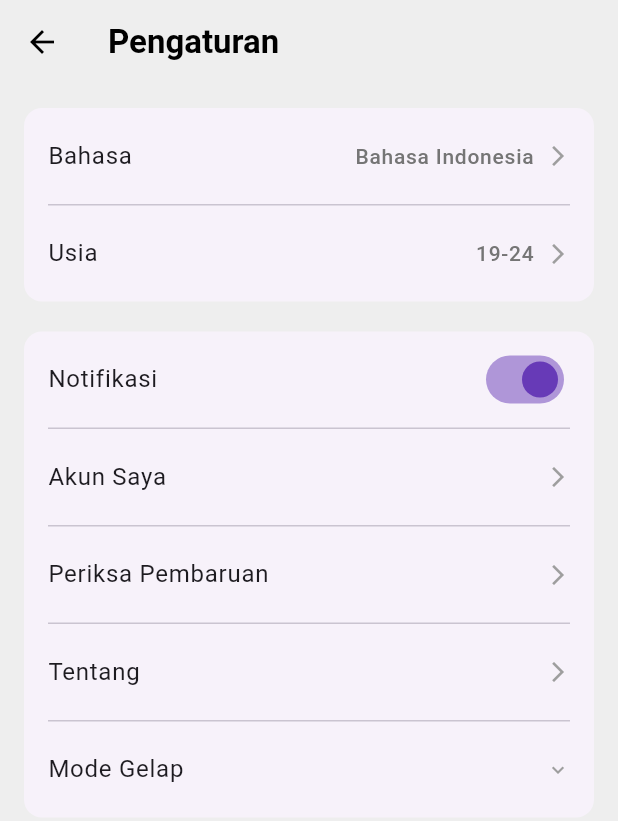
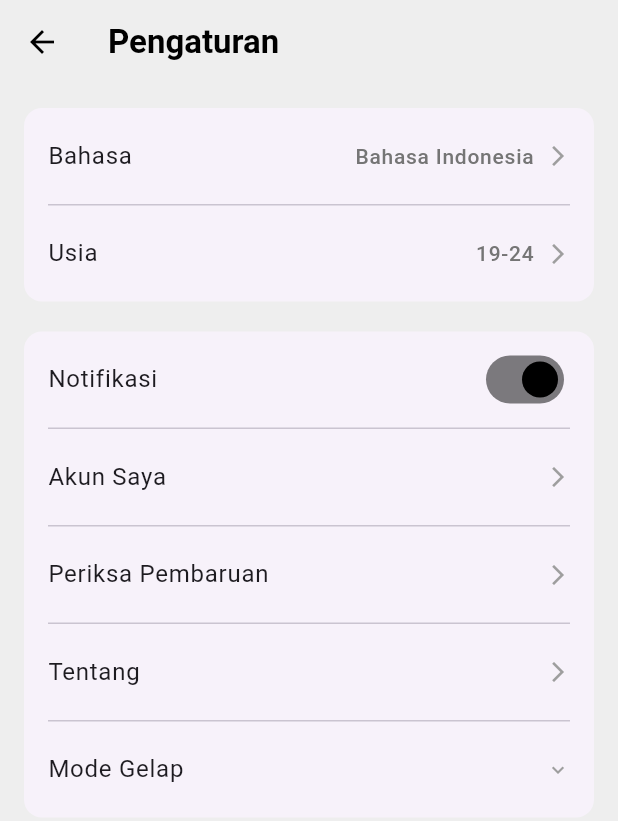
Before and after one commit to Aprilrianto/lexicon, a Flutter app: the HomeScreen screen opened by its route, item 4 of the bottom bar chosen, after a tap on "Pengaturan", on a phone screen of 412 x 824 dp. Shown: the top 821 px of the screen. Run offline on Flutter 3.47's test engine with Material 3 defaults, Android fonts, the light colour scheme and no system bars; our stand-ins replace fl_chart, image_picker, pinput, shared_preferences, supabase_flutter; accounts and stored records are empty.

Commit message:
memperbaiki bug pada home screen dan warna

```diff
--- a/lib/screens/edit_profile_screen.dart
+++ b/lib/screens/edit_profile_screen.dart
@@ -240,7 +240,8 @@ class _EditProfileScreenState extends State<EditProfileScreen> {
             bottom: 0,
             right: 0,
             child: CircleAvatar(
-              backgroundColor: Theme.of(context).primaryColor,
+              // DIUBAH: Warna diubah menjadi hitam
+              backgroundColor: Colors.black,
               child: IconButton(
                 icon: const Icon(Icons.edit, color: Colors.white),
                 onPressed: _pickImage,
--- a/lib/screens/home_screen.dart
+++ b/lib/screens/home_screen.dart
@@ -123,7 +123,6 @@ class _HomeScreenState extends State<HomeScreen> {
     });
   }
 
-  // DIUBAH: Navigasi ke '/explore' sekarang diaktifkan
   void _onBottomNavTapped(int idx) {
     if (idx == 1) {
       Navigator.pushNamed(context, '/explore');
@@ -139,6 +138,8 @@ class _HomeScreenState extends State<HomeScreen> {
   @override
   Widget build(BuildContext context) {
     return Scaffold(
+      // DITAMBAHKAN: Properti ini mencegah layout naik saat keyboard muncul
+      resizeToAvoidBottomInset: false,
       backgroundColor: Colors.white,
       appBar: AppBar(
         title: const Text(
--- a/lib/screens/settings_screen.dart
+++ b/lib/screens/settings_screen.dart
@@ -52,7 +52,7 @@ class _SettingsScreenState extends State<SettingsScreen> {
                     _isNotificationOn = value;
                   });
                 },
-                activeColor: Colors.deepPurple,
+                activeColor: Colors.black,
                 contentPadding: const EdgeInsets.symmetric(
                   horizontal: 16.0,
                   vertical: 4.0,
```
